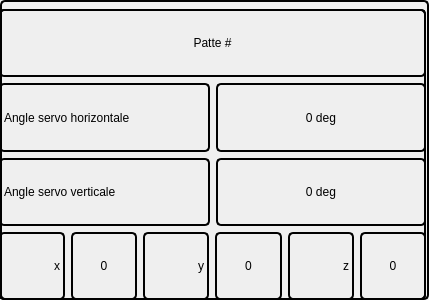
This is scorpius_gui/ui/DebugWidget.ui in AraaRobot/ScorpiUS as Qt 5 draws it before an edit. The edited form follows.
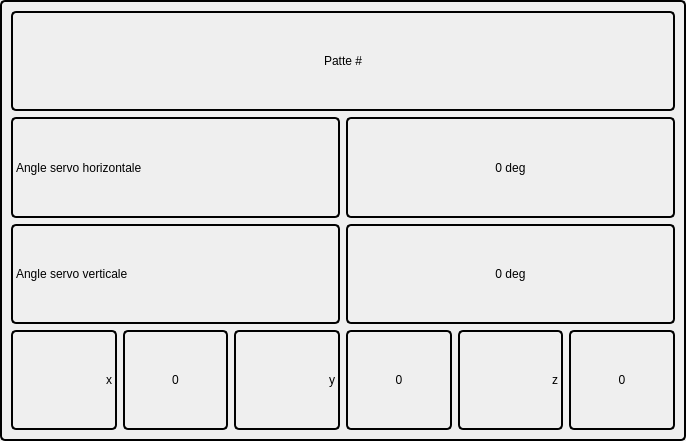
This is the edited form.

```diff
--- a/scorpius_gui/ui/DebugWidget.ui
+++ b/scorpius_gui/ui/DebugWidget.ui
@@ -6,10 +6,16 @@
    <rect>
     <x>0</x>
     <y>0</y>
-    <width>429</width>
-    <height>300</height>
+    <width>686</width>
+    <height>441</height>
    </rect>
   </property>
+  <property name="sizePolicy">
+   <sizepolicy hsizetype="Preferred" vsizetype="Preferred">
+    <horstretch>1</horstretch>
+    <verstretch>1</verstretch>
+   </sizepolicy>
+  </property>
   <property name="windowTitle">
    <string>Form</string>
   </property>
@@ -17,19 +23,7 @@
    <string notr="true">border: 2px solid black;
 border-radius: 5px;</string>
   </property>
-  <widget class="QWidget" name="verticalLayoutWidget">
-   <property name="geometry">
-    <rect>
-     <x>-1</x>
-     <y>9</y>
-     <width>427</width>
-     <height>291</height>
-    </rect>
-   </property>
    <layout class="QVBoxLayout" name="verticalLayout">
-    <property name="sizeConstraint">
-     <enum>QLayout::SetDefaultConstraint</enum>
-    </property>
     <item>
      <widget class="QLabel" name="PatteNumber">
       <property name="text">
@@ -42,6 +36,9 @@
     </item>
     <item>
      <layout class="QHBoxLayout" name="horizontalLayout_3">
+     <property name="sizeConstraint">
+      <enum>QLayout::SetDefaultConstraint</enum>
+     </property>
       <item>
        <widget class="QLabel" name="label_horizontal">
         <property name="text">
@@ -147,7 +144,6 @@
      </layout>
     </item>
    </layout>
-  </widget>
  </widget>
  <resources/>
  <connections/>
```
Lines whose indentation alone changed are shown as unchanged.
